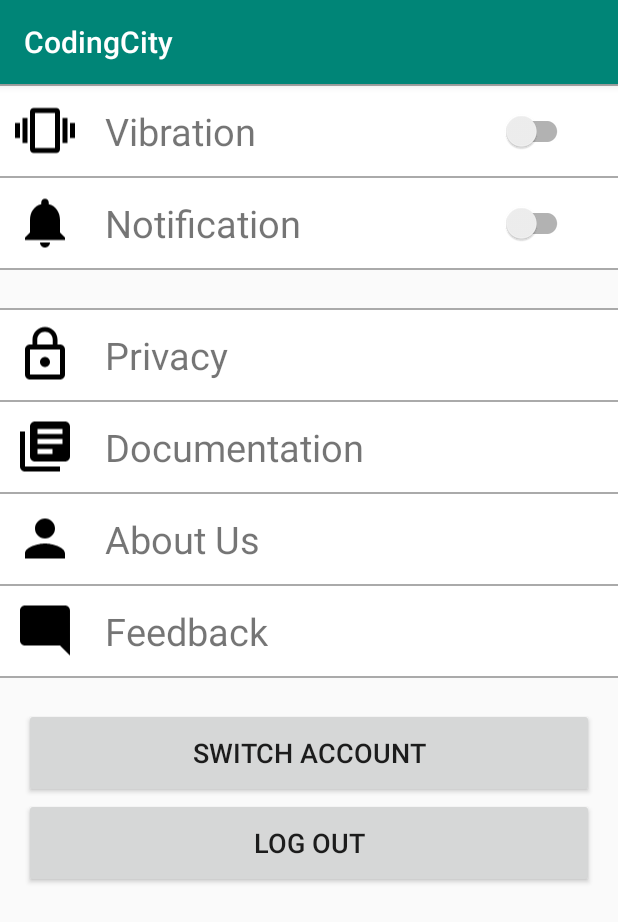
After one commit to Punarvavyas/Coding-City, an Android app: the SettingActivity screen opened directly, with no data from a screen before it, on a phone screen of 412 x 824 dp. The commit adds this screen. Shown: the top 922 px of the screen. Run offline under Robolectric (Android 15) with nearby library versions, the phone set to English and light mode, and no system bars.

Commit message:
initial setting and search menu

```diff
--- a/app/src/main/AndroidManifest.xml
+++ b/app/src/main/AndroidManifest.xml
@@ -13,6 +13,7 @@
         android:supportsRtl="true"
         android:theme="@style/AppTheme">
         <activity android:name=".enrollment.Payments"></activity>
+        <activity android:name=".setting.SettingActivity"></activity>
         <activity
             android:name=".enrollment.CourseEnrollmentActivity"
             android:label="Course Enrollmen" />
--- a/app/src/main/java/com/bignerdranch/android/codingcity/MainActivity.java
+++ b/app/src/main/java/com/bignerdranch/android/codingcity/MainActivity.java
@@ -11,6 +11,7 @@ import android.widget.Button;
 import android.widget.Toast;
 
 import com.bignerdranch.android.codingcity.enrollment.SearchActivity;
+import com.bignerdranch.android.codingcity.setting.SettingActivity;
 import com.firebase.ui.auth.AuthUI;
 import com.firebase.ui.auth.IdpResponse;
 import com.google.android.gms.tasks.OnCompleteListener;
@@ -99,9 +100,7 @@ public class MainActivity extends AppCompatActivity {
     @Override
     public boolean onCreateOptionsMenu(Menu menu) {
         MenuInflater inflater = getMenuInflater();
-        // Actually top menu
-        //TODO: rename file
-        inflater.inflate(R.menu.bottom_nav_menu, menu);
+        inflater.inflate(R.menu.menu_top_right, menu);
         return true;
     }
 
@@ -114,6 +113,10 @@ public class MainActivity extends AppCompatActivity {
                 Intent myIntent = new Intent(getBaseContext(), SearchActivity.class);
 //              myIntent.putExtra("key", value); //Optional parameters
                 startActivity(myIntent);
+                return true;
+            case R.id.setting:
+                Intent intent = new Intent(this, SettingActivity.class);
+                startActivity(intent);
                 return true;
             default:
                 return super.onOptionsItemSelected(item);
--- /dev/null
+++ b/app/src/main/java/com/bignerdranch/android/codingcity/setting/SettingActivity.java
@@ -0,0 +1,96 @@
+package com.bignerdranch.android.codingcity.setting;
+
+import androidx.appcompat.app.AppCompatActivity;
+import androidx.appcompat.widget.SwitchCompat;
+
+import android.content.SharedPreferences;
+import android.os.Bundle;
+import android.view.View;
+import android.widget.RelativeLayout;
+import android.widget.Toast;
+
+import com.bignerdranch.android.codingcity.R;
+
+public class SettingActivity extends AppCompatActivity {
+
+    private SwitchCompat mSwitchV;
+    private SwitchCompat mSwitchN;
+    private boolean switchStatusV;
+    private boolean switchStatusN;
+    private RelativeLayout privacy;
+    private RelativeLayout documentation;
+    private RelativeLayout aboutUs;
+    private RelativeLayout feedback;
+
+    @Override
+    protected void onCreate(Bundle savedInstanceState) {
+        super.onCreate(savedInstanceState);
+        setContentView(R.layout.activity_setting);
+        mSwitchV = findViewById(R.id.vibration);
+        mSwitchN = findViewById(R.id.notification);
+
+        privacy= findViewById(R.id.privacy);
+        documentation= findViewById(R.id.documentation);
+        aboutUs= findViewById(R.id.about_us);
+        feedback= findViewById(R.id.feedback);
+
+        privacy.setOnClickListener(new View.OnClickListener() {
+            @Override
+            public void onClick(View view) {
+                Toast.makeText(getApplicationContext(), "privacy", Toast.LENGTH_SHORT).show();
+            }
+        });
+
+        documentation.setOnClickListener(new View.OnClickListener() {
+            @Override
+            public void onClick(View view) {
+                Toast.makeText(getApplicationContext(), "documentation", Toast.LENGTH_SHORT).show();
+            }
+        });
+
+        aboutUs.setOnClickListener(new View.OnClickListener() {
+            @Override
+            public void onClick(View view) {
+                Toast.makeText(getApplicationContext(), "aboutUs", Toast.LENGTH_SHORT).show();
+            }
+        });
+
+        feedback.setOnClickListener(new View.OnClickListener() {
+            @Override
+            public void onClick(View view) {
+                Toast.makeText(getApplicationContext(), "feedback", Toast.LENGTH_SHORT).show();
+            }
+        });
+
+        final SharedPreferences spv = getSharedPreferences("Vibration", MODE_PRIVATE);
+        switchStatusV = spv.getBoolean("Status", false);
+        final SharedPreferences spn = getSharedPreferences("Notification", MODE_PRIVATE);
+        switchStatusN = spn.getBoolean("Status", false);
+
+        mSwitchV.setChecked(switchStatusV);
+        mSwitchN.setChecked(switchStatusN);
+        mSwitchV.setOnClickListener(new View.OnClickListener() {
+            @Override
+            public void onClick(View view) {
+                switchStatusV = !switchStatusV;
+                mSwitchV.setChecked(switchStatusV);
+                SharedPreferences.Editor editor = spv.edit();
+                editor.putBoolean("Status", switchStatusV);
+                editor.apply();
+                Toast.makeText(getApplicationContext(), "Vibration is "+switchStatusV, Toast.LENGTH_SHORT).show();
+            }
+        });
+
+        mSwitchN.setOnClickListener(new View.OnClickListener() {
+            @Override
+            public void onClick(View view) {
+                switchStatusN = !switchStatusN;
+                mSwitchN.setChecked(switchStatusN);
+                SharedPreferences.Editor editor = spn.edit();
+                editor.putBoolean("Status", switchStatusN);
+                editor.apply();
+                Toast.makeText(getApplicationContext(), "Notification is "+switchStatusN, Toast.LENGTH_SHORT).show();
+            }
+        });
+    }
+}
--- /dev/null
+++ b/app/src/main/res/drawable/ic_library_books_black.xml
@@ -0,0 +1,9 @@
+<vector xmlns:android="http://schemas.android.com/apk/res/android"
+        android:width="24dp"
+        android:height="24dp"
+        android:viewportWidth="24.0"
+        android:viewportHeight="24.0">
+    <path
+        android:fillColor="#FF000000"
+        android:pathData="M4,6L2,6v14c0,1.1 0.9,2 2,2h14v-2L4,20L4,6zM20,2L8,2c-1.1,0 -2,0.9 -2,2v12c0,1.1 0.9,2 2,2h12c1.1,0 2,-0.9 2,-2L22,4c0,-1.1 -0.9,-2 -2,-2zM19,11L9,11L9,9h10v2zM15,15L9,15v-2h6v2zM19,7L9,7L9,5h10v2z"/>
+</vector>
--- /dev/null
+++ b/app/src/main/res/drawable/ic_lock_outline_black.xml
@@ -0,0 +1,9 @@
+<vector xmlns:android="http://schemas.android.com/apk/res/android"
+        android:width="24dp"
+        android:height="24dp"
+        android:viewportWidth="24.0"
+        android:viewportHeight="24.0">
+    <path
+        android:fillColor="#FF000000"
+        android:pathData="M12,17c1.1,0 2,-0.9 2,-2s-0.9,-2 -2,-2 -2,0.9 -2,2 0.9,2 2,2zM18,8h-1L17,6c0,-2.76 -2.24,-5 -5,-5S7,3.24 7,6v2L6,8c-1.1,0 -2,0.9 -2,2v10c0,1.1 0.9,2 2,2h12c1.1,0 2,-0.9 2,-2L20,10c0,-1.1 -0.9,-2 -2,-2zM8.9,6c0,-1.71 1.39,-3.1 3.1,-3.1s3.1,1.39 3.1,3.1v2L8.9,8L8.9,6zM18,20L6,20L6,10h12v10z"/>
+</vector>
--- /dev/null
+++ b/app/src/main/res/drawable/ic_mode_comment_black.xml
@@ -0,0 +1,9 @@
+<vector xmlns:android="http://schemas.android.com/apk/res/android"
+        android:width="24dp"
+        android:height="24dp"
+        android:viewportWidth="24.0"
+        android:viewportHeight="24.0">
+    <path
+        android:fillColor="#FF000000"
+        android:pathData="M21.99,4c0,-1.1 -0.89,-2 -1.99,-2H4c-1.1,0 -2,0.9 -2,2v12c0,1.1 0.9,2 2,2h14l4,4 -0.01,-18z"/>
+</vector>
--- /dev/null
+++ b/app/src/main/res/drawable/ic_more_vert_black.xml
@@ -0,0 +1,9 @@
+<vector xmlns:android="http://schemas.android.com/apk/res/android"
+        android:width="24dp"
+        android:height="24dp"
+        android:viewportWidth="24.0"
+        android:viewportHeight="24.0">
+    <path
+        android:fillColor="#FF000000"
+        android:pathData="M12,8c1.1,0 2,-0.9 2,-2s-0.9,-2 -2,-2 -2,0.9 -2,2 0.9,2 2,2zM12,10c-1.1,0 -2,0.9 -2,2s0.9,2 2,2 2,-0.9 2,-2 -0.9,-2 -2,-2zM12,16c-1.1,0 -2,0.9 -2,2s0.9,2 2,2 2,-0.9 2,-2 -0.9,-2 -2,-2z"/>
+</vector>
--- /dev/null
+++ b/app/src/main/res/drawable/ic_notifications_black.xml
@@ -0,0 +1,9 @@
+<vector xmlns:android="http://schemas.android.com/apk/res/android"
+        android:width="24dp"
+        android:height="24dp"
+        android:viewportWidth="24.0"
+        android:viewportHeight="24.0">
+    <path
+        android:fillColor="#FF000000"
+        android:pathData="M12,22c1.1,0 2,-0.9 2,-2h-4c0,1.1 0.89,2 2,2zM18,16v-5c0,-3.07 -1.64,-5.64 -4.5,-6.32L13.5,4c0,-0.83 -0.67,-1.5 -1.5,-1.5s-1.5,0.67 -1.5,1.5v0.68C7.63,5.36 6,7.92 6,11v5l-2,2v1h16v-1l-2,-2z"/>
+</vector>
--- /dev/null
+++ b/app/src/main/res/drawable/ic_person_black.xml
@@ -0,0 +1,9 @@
+<vector xmlns:android="http://schemas.android.com/apk/res/android"
+        android:width="24dp"
+        android:height="24dp"
+        android:viewportWidth="24.0"
+        android:viewportHeight="24.0">
+    <path
+        android:fillColor="#FF000000"
+        android:pathData="M12,12c2.21,0 4,-1.79 4,-4s-1.79,-4 -4,-4 -4,1.79 -4,4 1.79,4 4,4zM12,14c-2.67,0 -8,1.34 -8,4v2h16v-2c0,-2.66 -5.33,-4 -8,-4z"/>
+</vector>
--- a/app/src/main/res/drawable/ic_search_.xml
+++ b/app/src/main/res/drawable/ic_search_.xml
@@ -1,5 +1,5 @@
 <vector android:alpha="0.95" android:height="24dp"
     android:viewportHeight="24.0" android:viewportWidth="24.0"
     android:width="24dp" xmlns:android="http://schemas.android.com/apk/res/android">
-    <path android:fillColor="#FF000000" android:pathData="M15.5,14h-0.79l-0.28,-0.27C15.41,12.59 16,11.11 16,9.5 16,5.91 13.09,3 9.5,3S3,5.91 3,9.5 5.91,16 9.5,16c1.61,0 3.09,-0.59 4.23,-1.57l0.27,0.28v0.79l5,4.99L20.49,19l-4.99,-5zM9.5,14C7.01,14 5,11.99 5,9.5S7.01,5 9.5,5 14,7.01 14,9.5 11.99,14 9.5,14z"/>
+    <path android:fillColor="#ffffff" android:pathData="M15.5,14h-0.79l-0.28,-0.27C15.41,12.59 16,11.11 16,9.5 16,5.91 13.09,3 9.5,3S3,5.91 3,9.5 5.91,16 9.5,16c1.61,0 3.09,-0.59 4.23,-1.57l0.27,0.28v0.79l5,4.99L20.49,19l-4.99,-5zM9.5,14C7.01,14 5,11.99 5,9.5S7.01,5 9.5,5 14,7.01 14,9.5 11.99,14 9.5,14z"/>
 </vector>
--- /dev/null
+++ b/app/src/main/res/drawable/ic_security_black.xml
@@ -0,0 +1,9 @@
+<vector xmlns:android="http://schemas.android.com/apk/res/android"
+        android:width="24dp"
+        android:height="24dp"
+        android:viewportWidth="24.0"
+        android:viewportHeight="24.0">
+    <path
+        android:fillColor="#FF000000"
+        android:pathData="M12,1L3,5v6c0,5.55 3.84,10.74 9,12 5.16,-1.26 9,-6.45 9,-12L21,5l-9,-4zM12,11.99h7c-0.53,4.12 -3.28,7.79 -7,8.94L12,12L5,12L5,6.3l7,-3.11v8.8z"/>
+</vector>
--- /dev/null
+++ b/app/src/main/res/drawable/ic_vibration_black.xml
@@ -0,0 +1,9 @@
+<vector xmlns:android="http://schemas.android.com/apk/res/android"
+        android:width="24dp"
+        android:height="24dp"
+        android:viewportWidth="24.0"
+        android:viewportHeight="24.0">
+    <path
+        android:fillColor="#FF000000"
+        android:pathData="M0,15h2L2,9L0,9v6zM3,17h2L5,7L3,7v10zM22,9v6h2L24,9h-2zM19,17h2L21,7h-2v10zM16.5,3h-9C6.67,3 6,3.67 6,4.5v15c0,0.83 0.67,1.5 1.5,1.5h9c0.83,0 1.5,-0.67 1.5,-1.5v-15c0,-0.83 -0.67,-1.5 -1.5,-1.5zM16,19L8,19L8,5h8v14z"/>
+</vector>
--- /dev/null
+++ b/app/src/main/res/drawable/layout_click.xml
@@ -0,0 +1,9 @@
+<?xml version="1.0" encoding="utf-8"?>
+<selector xmlns:android="http://schemas.android.com/apk/res/android">
+
+    <item android:drawable="@drawable/layout_click_selected" android:state_pressed="true"/>
+    <!-- focused state -->
+    <item android:drawable="@drawable/layout_click_selected" android:state_focused="true"/>
+    <!-- default state -->
+    <item android:drawable="@drawable/layout_click_normal"/>
+</selector>
--- /dev/null
+++ b/app/src/main/res/drawable/layout_click_normal.xml
@@ -0,0 +1,6 @@
+<?xml version="1.0" encoding="utf-8"?>
+<shape xmlns:android="http://schemas.android.com/apk/res/android" >
+
+    <solid android:color="#ffffff" />
+
+</shape>
--- /dev/null
+++ b/app/src/main/res/drawable/layout_click_selected.xml
@@ -0,0 +1,6 @@
+<?xml version="1.0" encoding="utf-8"?>
+<shape xmlns:android="http://schemas.android.com/apk/res/android" >
+
+    <solid android:color="#DCDCDC" />
+
+</shape>
--- /dev/null
+++ b/app/src/main/res/layout/activity_setting.xml
@@ -0,0 +1,235 @@
+<?xml version="1.0" encoding="utf-8"?>
+<LinearLayout xmlns:android="http://schemas.android.com/apk/res/android"
+    xmlns:tools="http://schemas.android.com/tools"
+    android:layout_width="match_parent"
+    android:layout_height="match_parent"
+    android:orientation="vertical"
+    tools:context=".MainActivity">
+
+    <View
+        android:layout_width="match_parent"
+        android:layout_height="1dp"
+        android:background="@android:color/darker_gray"/>
+
+    <RelativeLayout
+        android:background="#fff"
+        android:orientation="horizontal"
+        android:layout_width="match_parent"
+        android:layout_height="60dp" >
+
+        <ImageView
+            android:paddingLeft="10dp"
+            android:id="@+id/ic_v"
+            android:layout_width="50dp"
+            android:layout_height="50dp"
+            android:src="@drawable/ic_vibration_black"
+            android:layout_centerVertical="true"/>
+
+        <TextView
+            android:layout_toRightOf="@+id/ic_v"
+            android:layout_width="wrap_content"
+            android:layout_height="wrap_content"
+            android:layout_centerVertical="true"
+            android:textSize="25dp"
+            android:paddingLeft="20dp"
+            android:text="Vibration"/>
+
+        <androidx.appcompat.widget.SwitchCompat
+            android:id="@+id/vibration"
+            android:padding="10dp"
+            android:layout_alignParentRight="true"
+            android:layout_marginRight="20dp"
+            android:layout_width="200dp"
+            android:layout_height="60dp" />
+
+    </RelativeLayout>
+
+    <View
+        android:layout_width="match_parent"
+        android:layout_height="1dp"
+        android:background="@android:color/darker_gray"/>
+
+    <RelativeLayout
+        android:background="#fff"
+        android:orientation="horizontal"
+        android:layout_width="match_parent"
+        android:layout_height="60dp" >
+
+        <ImageView
+            android:paddingLeft="10dp"
+            android:id="@+id/ic_n"
+            android:layout_width="50dp"
+            android:layout_height="50dp"
+            android:src="@drawable/ic_notifications_black"
+            android:layout_centerVertical="true"/>
+
+        <TextView
+            android:layout_toRightOf="@+id/ic_n"
+            android:layout_width="wrap_content"
+            android:layout_height="wrap_content"
+            android:layout_centerVertical="true"
+            android:textSize="25dp"
+            android:paddingLeft="20dp"
+            android:text="Notification"/>
+
+        <androidx.appcompat.widget.SwitchCompat
+            android:id="@+id/notification"
+            android:padding="10dp"
+            android:layout_alignParentRight="true"
+            android:layout_marginRight="20dp"
+            android:layout_width="200dp"
+            android:layout_height="60dp" />
+    </RelativeLayout>
+
+    <View
+        android:layout_width="match_parent"
+        android:layout_height="1dp"
+        android:background="@android:color/darker_gray"/>
+
+
+    <View
+        android:layout_marginTop="25dp"
+        android:layout_width="match_parent"
+        android:layout_height="1dp"
+        android:background="@android:color/darker_gray"/>
+
+    <RelativeLayout
+        android:id="@+id/privacy"
+        android:background="@drawable/layout_click"
+        android:clickable="true"
+        android:orientation="horizontal"
+        android:layout_width="match_parent"
+        android:layout_height="60dp" >
+
+        <ImageView
+            android:paddingLeft="10dp"
+            android:id="@+id/ic_lock"
+            android:layout_width="50dp"
+            android:layout_height="50dp"
+            android:src="@drawable/ic_lock_outline_black"
+            android:layout_centerVertical="true"/>
+
+        <TextView
+            android:layout_toRightOf="@+id/ic_lock"
+            android:layout_width="wrap_content"
+            android:layout_height="wrap_content"
+            android:layout_centerVertical="true"
+            android:textSize="25dp"
+            android:paddingLeft="20dp"
+            android:text="Privacy"/>
+    </RelativeLayout>
+
+    <View
+        android:layout_width="match_parent"
+        android:layout_height="1dp"
+        android:background="@android:color/darker_gray"/>
+
+    <RelativeLayout
+        android:id="@+id/documentation"
+        android:background="@drawable/layout_click"
+        android:clickable="true"
+        android:orientation="horizontal"
+        android:layout_width="match_parent"
+        android:layout_height="60dp" >
+
+        <ImageView
+            android:paddingLeft="10dp"
+            android:id="@+id/ic_document"
+            android:layout_width="50dp"
+            android:layout_height="50dp"
+            android:src="@drawable/ic_library_books_black"
+            android:layout_centerVertical="true"/>
+
+        <TextView
+            android:layout_toRightOf="@+id/ic_document"
+            android:layout_width="wrap_content"
+            android:layout_height="wrap_content"
+            android:layout_centerVertical="true"
+            android:textSize="25dp"
+            android:paddingLeft="20dp"
+            android:text="Documentation"/>
+    </RelativeLayout>
+
+    <View
+        android:layout_width="match_parent"
+        android:layout_height="1dp"
+        android:background="@android:color/darker_gray"/>
+
+    <RelativeLayout
+        android:id="@+id/about_us"
+        android:background="@drawable/layout_click"
+        android:clickable="true"
+        android:orientation="horizontal"
+        android:layout_width="match_parent"
+        android:layout_height="60dp" >
+
+        <ImageView
+            android:paddingLeft="10dp"
+            android:id="@+id/ic_about"
+            android:layout_width="50dp"
+            android:layout_height="50dp"
+            android:src="@drawable/ic_person_black"
+            android:layout_centerVertical="true"/>
+
+        <TextView
+            android:layout_toRightOf="@+id/ic_about"
+            android:layout_width="wrap_content"
+            android:layout_height="wrap_content"
+            android:layout_centerVertical="true"
+            android:textSize="25dp"
+            android:paddingLeft="20dp"
+            android:text="About Us"/>
+    </RelativeLayout>
+
+    <View
+        android:layout_width="match_parent"
+        android:layout_height="1dp"
+        android:background="@android:color/darker_gray"/>
+
+    <RelativeLayout
+        android:id="@+id/feedback"
+        android:background="@drawable/layout_click"
+        android:clickable="true"
+        android:orientation="horizontal"
+        android:layout_width="match_parent"
+        android:layout_height="60dp" >
+
+        <ImageView
+            android:paddingLeft="10dp"
+            android:id="@+id/ic_feedback"
+            android:layout_width="50dp"
+            android:layout_height="50dp"
+            android:src="@drawable/ic_mode_comment_black"
+            android:layout_centerVertical="true"/>
+
+        <TextView
+            android:layout_toRightOf="@+id/ic_feedback"
+            android:layout_width="wrap_content"
+            android:layout_height="wrap_content"
+            android:layout_centerVertical="true"
+            android:textSize="25dp"
+            android:paddingLeft="20dp"
+            android:text="Feedback"/>
+    </RelativeLayout>
+
+    <View
+        android:layout_width="match_parent"
+        android:layout_height="1dp"
+        android:background="@android:color/darker_gray"/>
+
+    <Button
+        android:layout_marginTop="20dp"
+        android:layout_height="60dp"
+        android:textSize="18dp"
+        android:layout_gravity="center"
+        android:layout_width="380dp"
+        android:text="Switch Account"/>
+
+    <Button
+        android:layout_height="60dp"
+        android:textSize="18dp"
+        android:layout_gravity="center"
+        android:layout_width="380dp"
+        android:text="Log Out"/>
+
+</LinearLayout>
--- a/app/src/main/res/menu/bottom_nav_menu.xml
+++ b/app/src/main/res/menu/bottom_nav_menu.xml
@@ -16,10 +16,10 @@
         android:id="@+id/navigation_profile"
         android:icon="@drawable/ic_notifications_black_24dp"
         android:title="@string/title_profile" />
-    <item
-        android:id="@+id/search_item"
-        android:icon="@drawable/ic_search_"
-        android:title="search"
-        app:showAsAction="ifRoom"/>
+<!--    <item-->
+<!--        android:id="@+id/search_item"-->
+<!--        android:icon="@drawable/ic_search_"-->
+<!--        android:title="search"-->
+<!--        app:showAsAction="ifRoom"/>-->
 
 </menu>
--- /dev/null
+++ b/app/src/main/res/menu/menu_top_right.xml
@@ -0,0 +1,19 @@
+<?xml version="1.0" encoding="utf-8"?>
+<menu
+    xmlns:android="http://schemas.android.com/apk/res/android"
+    xmlns:app="http://schemas.android.com/apk/res-auto">
+
+    <item
+            android:id="@+id/search_item"
+            android:icon="@drawable/ic_search_"
+            android:title="search"
+            app:showAsAction="ifRoom"/>
+    <item
+        android:id="@+id/setting"
+        android:icon="@drawable/ic_more_vert_black"
+        android:title="Setting"/>
+
+    <item
+        android:id="@+id/other"
+        android:title="Other" />
+</menu>
```
